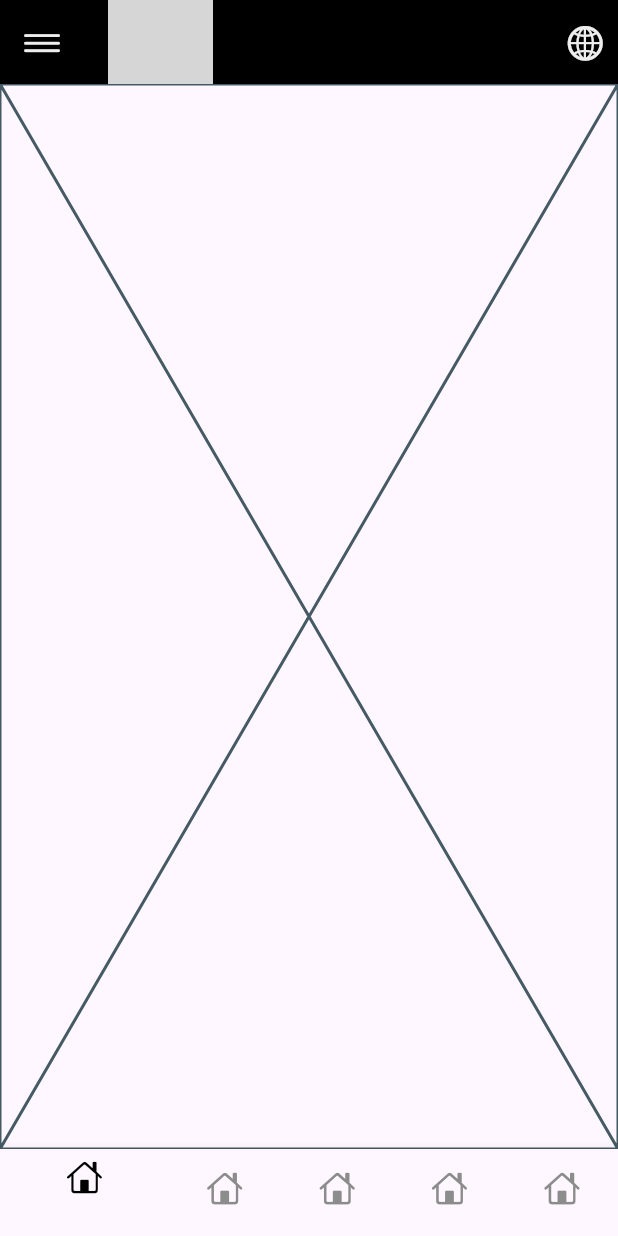
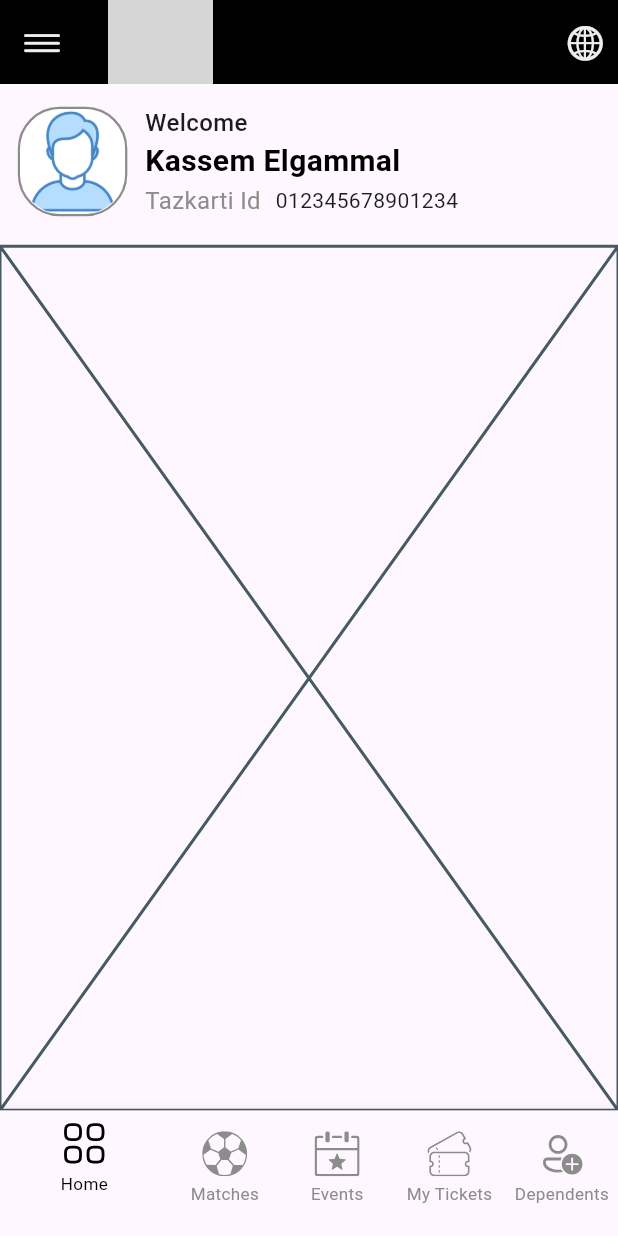
Before and after one commit to kassemdiaa/tazkarti_mobile_app, a Flutter app: the MainLayout screen opened by its route, on a phone screen of 412 x 824 dp. Run offline on Flutter 3.47's test engine with Material 3 defaults, Android fonts, the phone set to English and light mode, and no system bars; our stand-ins replace flutter_screenutil, flutter_svg, font_awesome_flutter; grey boxes are pictures that could not be loaded.

Commit message:
complete mainlayout

```diff
--- a/lib/core/assets/assets.dart
+++ b/lib/core/assets/assets.dart
@@ -25,4 +25,5 @@ abstract class AssetsManeger {
   static const String dmnhourCover ='assets/dmnhourcover.jpeg';
   static const String dmnhour1 ='assets/dmnhour1.jpeg';
   static const String dmnhour2 ='assets/dmnhour2.jpeg';
+  static const String avatar ='assets/id-personal.png';
 }
--- a/lib/core/fonts/fonts.dart
+++ b/lib/core/fonts/fonts.dart
@@ -48,4 +48,10 @@ abstract class FontManeger {
     fontWeight: FontWeight.w400,
 
   );
+  static const TextStyle name = TextStyle(
+    color: ColorsManeger.black,
+    fontSize: 20,
+    fontWeight: FontWeight.w600,
+
+  );
 }
--- /dev/null
+++ b/lib/core/icons/Icons_maneger.dart
@@ -0,0 +1,9 @@
+// ignore_for_file: file_names
+abstract class SvgManeger {
+  static const String home ='assets/home.svg';
+  static const String matches ='assets/matches.svg';
+  static const String event ='assets/event.svg';
+  static const String mytickets ='assets/mytickets.svg';
+  static const String dependents ='assets/dependents.svg';
+  static const String logo ='assets/logo1.svg';
+}
--- /dev/null
+++ b/lib/core/widgets/header_info/header_info.dart
@@ -0,0 +1,66 @@
+import 'package:flutter/cupertino.dart';
+import 'package:flutter_screenutil/flutter_screenutil.dart';
+import 'package:tazkarti/core/assets/assets.dart';
+import 'package:tazkarti/core/colors/colors.dart';
+import 'package:tazkarti/core/fonts/fonts.dart';
+
+class HeaderInfo extends StatefulWidget {
+  const HeaderInfo({super.key});
+
+  @override
+  State<HeaderInfo> createState() => _HeaderInfoState();
+}
+
+class _HeaderInfoState extends State<HeaderInfo> {
+  @override
+  Widget build(BuildContext context) {
+    return Column(
+      children: [
+        SizedBox(height: 15.h,),
+        Row(
+          children: [
+            SizedBox(width: 12.w),
+            Container(
+              decoration: BoxDecoration(
+                borderRadius: BorderRadius.circular(28),
+                border: Border.all(color: ColorsManeger.gray, width: 1.5),
+              ),
+
+              child: ClipRRect(
+                borderRadius: BorderRadiusGeometry.circular(28),
+
+                child: Image.asset(AssetsManeger.avatar, width: 70),
+              ),
+            ),
+            SizedBox(width: 12.w),
+            Column(
+              crossAxisAlignment: CrossAxisAlignment.start,
+              children: [
+                Text(
+                  'Welcome',
+                  style: TextStyle(fontSize: 16, fontWeight: FontWeight.w500),
+                ),
+                Text('Kassem Elgammal', style: FontManeger.name),
+                Row(
+                  children: [
+                    Text(
+                      'Tazkarti Id',
+                      style: TextStyle(
+                        color: ColorsManeger.gray,
+                        fontSize: 16,
+                        fontWeight: FontWeight.w400,
+                      ),
+                    ),
+                    SizedBox(width: 10.w,),
+                    Text('012345678901234',style: TextStyle(),),
+                  ],
+                ),
+              ],
+            ),
+          ],
+        ),
+        SizedBox(height: 20.h),
+      ],
+    );
+  }
+}
--- a/lib/features/mainlayout/mainayout.dart
+++ b/lib/features/mainlayout/mainayout.dart
@@ -4,11 +4,14 @@ import 'package:flutter_screenutil/flutter_screenutil.dart';
 import 'package:flutter_svg/svg.dart';
 import 'package:font_awesome_flutter/font_awesome_flutter.dart';
 import 'package:tazkarti/core/colors/colors.dart';
+import 'package:tazkarti/core/icons/Icons_maneger.dart';
+import 'package:tazkarti/core/widgets/header_info/header_info.dart';
 import 'package:tazkarti/features/mainlayout/dependents/dependents_screen.dart';
 import 'package:tazkarti/features/mainlayout/events/events_screen.dart';
 import 'package:tazkarti/features/mainlayout/home/home_screen.dart';
 import 'package:tazkarti/features/mainlayout/matches/matches_screen.dart';
 import 'package:tazkarti/features/mainlayout/my_tickets/my_tickets_screen.dart';
+import 'package:tazkarti/features/sidebar/drawer.dart';
 
 class MainLayout extends StatefulWidget {
   const MainLayout({super.key});
@@ -30,9 +33,10 @@ class _MainLayoutState extends State<MainLayout> {
   @override
   Widget build(BuildContext context) {
     return Scaffold(
+      key: _scaffoldKey,
       appBar: AppBar(
         backgroundColor: ColorsManeger.black,
-        title: SvgPicture.asset('assets/logo1.svg', width: 70),
+        title: SvgPicture.asset(SvgManeger.logo, width: 70),
         actions: [
           Padding(
             padding: EdgeInsets.symmetric(horizontal: 8.w),
@@ -54,7 +58,14 @@ class _MainLayoutState extends State<MainLayout> {
           ),
         ),
       ),
-      body: taps[tapindex],
+      body: Column(
+        children: [
+          const HeaderInfo(),
+          Expanded(child: taps[tapindex]),
+        ],
+      ),
+      drawer: CustomDrawer(),
+
       bottomNavigationBar: BottomNavigationBar(
         onTap: (selectedIndex) {
           tapindex = selectedIndex;
@@ -64,32 +75,132 @@ class _MainLayoutState extends State<MainLayout> {
         items: [
           BottomNavigationBarItem(
             icon: tapindex == 0
-                ? const Icon(CupertinoIcons.home, color: ColorsManeger.black)
-                : const Icon(CupertinoIcons.home, color: ColorsManeger.gray),
+                ? Column(
+                  children: [
+                    SvgPicture.asset(
+                        SvgManeger.home,
+                        width: 30,
+                        color: ColorsManeger.black,
+                      ),
+                      SizedBox(height: 4.h,),
+                      Text('Home',style: TextStyle(color: ColorsManeger.black,fontSize: 12.sp),)
+                  ],
+                )
+                : Column(
+                  children: [
+                    SvgPicture.asset(
+                        SvgManeger.home,
+                        width: 30,
+                        color: ColorsManeger.gray,
+                      ),
+                      SizedBox(height: 4.h,),
+                      Text('Home',style: TextStyle(color: ColorsManeger.gray,fontSize: 12.sp),)
+                  ],
+                ),
             label: 'Home',
           ),
           BottomNavigationBarItem(
             icon: tapindex == 1
-                ? const Icon(CupertinoIcons.home, color: ColorsManeger.black)
-                : const Icon(CupertinoIcons.home, color: ColorsManeger.gray),
+                ? Column(
+                  children: [
+                    SvgPicture.asset(
+                        SvgManeger.matches,
+                        width: 30,
+                        color: ColorsManeger.black,
+                      ),
+                      SizedBox(height: 4.h,),
+                      Text('Matches',style: TextStyle(color: ColorsManeger.black,fontSize: 12.sp),)
+                  ],
+                )
+                : Column(
+                  children: [
+                    SvgPicture.asset(
+                        SvgManeger.matches,
+                        width: 30,
+                        color: ColorsManeger.gray,
+                      ),
+                      SizedBox(height: 4.h,),
+                      Text('Matches',style: TextStyle(color: ColorsManeger.gray,fontSize: 12.sp),)
+                  ],
+                ),
             label: 'Matches',
           ),
           BottomNavigationBarItem(
             icon: tapindex == 2
-                ? const Icon(CupertinoIcons.home, color: ColorsManeger.black)
-                : const Icon(CupertinoIcons.home, color: ColorsManeger.gray),
+                ? Column(
+                  children: [
+                    SvgPicture.asset(
+                        SvgManeger.event,
+                        width: 30,
+                        color: ColorsManeger.black,
+                      ),
+                      SizedBox(height: 4.h,),
+                      Text('Events',style: TextStyle(color: ColorsManeger.black,fontSize: 12.sp),)
+                  ],
+                )
+                : Column(
+                  children: [
+                    SvgPicture.asset(
+                        SvgManeger.event,
+                        width: 30,
+                        color: ColorsManeger.gray,
+                      ),
+                      SizedBox(height: 4.h,),
+                      Text('Events',style: TextStyle(color: ColorsManeger.gray,fontSize: 12.sp),)
+                  ],
+                ),
             label: 'Events',
           ),
           BottomNavigationBarItem(
             icon: tapindex == 3
-                ? const Icon(CupertinoIcons.home, color: ColorsManeger.black)
-                : const Icon(CupertinoIcons.home, color: ColorsManeger.gray),
+                ? Column(
+                  children: [
+                    SvgPicture.asset(
+                        SvgManeger.mytickets,
+                        width: 30,
+                        color: ColorsManeger.black,
+                      ),
+                      SizedBox(height: 4.h,),
+                      Text('My Tickets',style: TextStyle(color: ColorsManeger.black,fontSize: 12.sp),)
+                  ],
+                )
+                : Column(
+                  children: [
+                    SvgPicture.asset(
+                        SvgManeger.mytickets,
+                        width: 30,
+                        color: ColorsManeger.gray,
+                      ),
+                      SizedBox(height: 4.h,),
+                      Text('My Tickets',style: TextStyle(color: ColorsManeger.gray,fontSize: 12.sp),)
+                  ],
+                ),
             label: 'My Tickets',
           ),
           BottomNavigationBarItem(
             icon: tapindex == 4
-                ? const Icon(CupertinoIcons.home, color: ColorsManeger.black)
-                : const Icon(CupertinoIcons.home, color: ColorsManeger.gray),
+                ? Column(
+                  children: [
+                    SvgPicture.asset(
+                        SvgManeger.dependents,
+                        width: 30,
+                        color: ColorsManeger.black,
+                      ),
+                      SizedBox(height: 4.h,),
+                      Text('Dependents',style: TextStyle(color: ColorsManeger.black,fontSize: 12.sp),)
+                  ],
+                )
+                : Column(
+                  children: [
+                    SvgPicture.asset(
+                        SvgManeger.dependents,
+                        width: 30,
+                        color: ColorsManeger.gray,
+                      ),
+                      SizedBox(height: 4.h,),
+                      Text('Dependents',style: TextStyle(color: ColorsManeger.gray,fontSize: 12.sp),)
+                  ],
+                ),
             label: 'Dependents',
           ),
         ],
```
Also changed, not shown: assets/dependents.svg (added), assets/event.svg (added), assets/home.svg (added), assets/matches.svg (added), assets/mytickets.svg (added).
